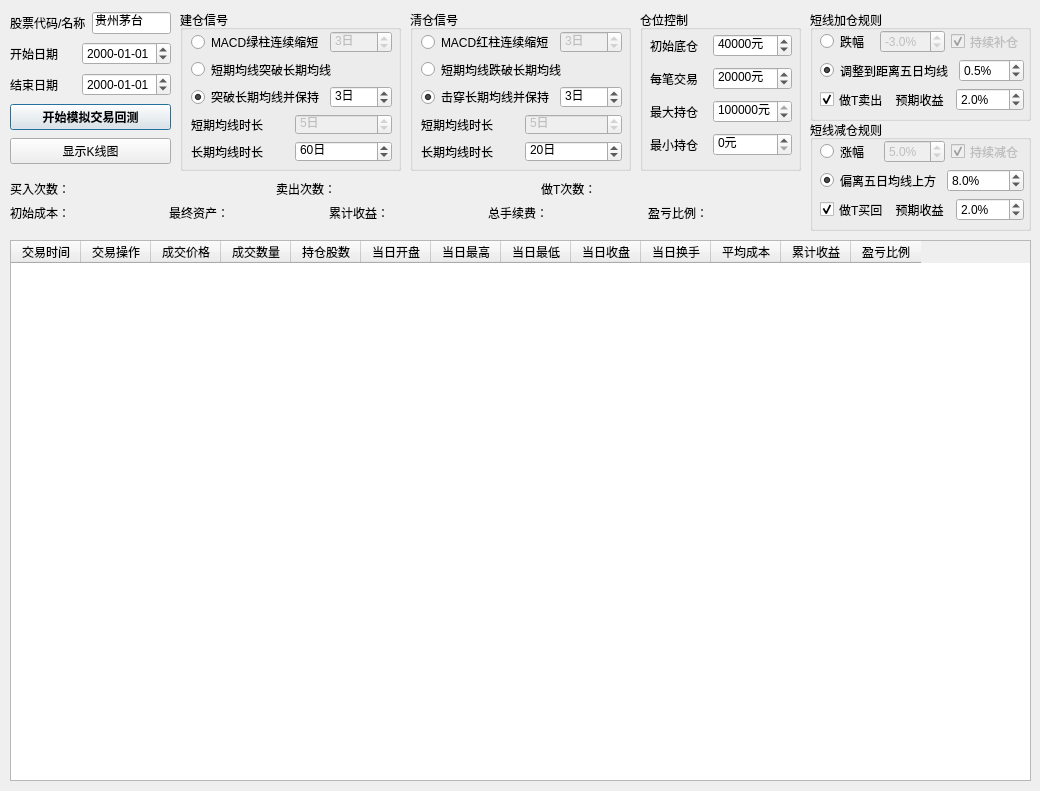
The window that QtDesign/TradeSimulator.ui (victor647/QuantumStockTrade) describes before a commit, drawn with Qt 5.
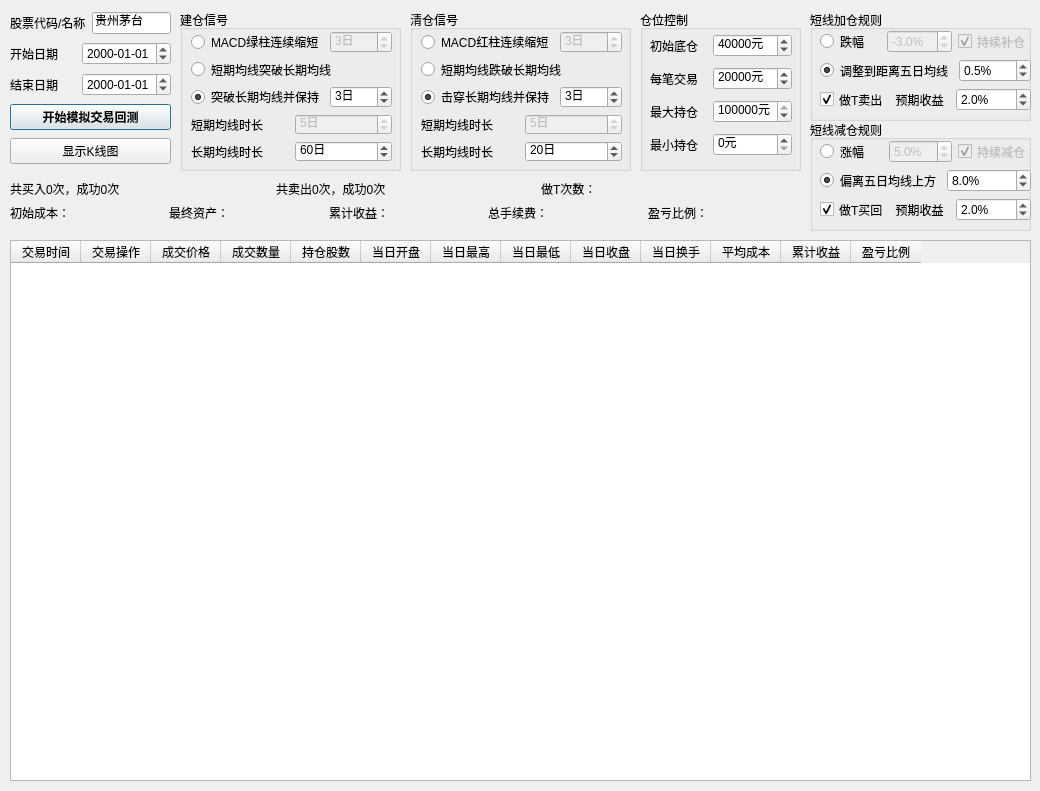
The same window after the commit.

The edit to the form file:
```diff
--- a/QtDesign/TradeSimulator.ui
+++ b/QtDesign/TradeSimulator.ui
@@ -429,7 +429,7 @@
      <rect>
       <x>10</x>
       <y>20</y>
-      <width>204</width>
+      <width>211</width>
       <height>81</height>
      </rect>
     </property>
@@ -811,7 +811,7 @@
      <rect>
       <x>10</x>
       <y>20</y>
-      <width>204</width>
+      <width>211</width>
       <height>81</height>
      </rect>
     </property>
@@ -1240,7 +1240,7 @@
          </font>
         </property>
         <property name="text">
-         <string>买入次数：</string>
+         <string>共买入0次，成功0次</string>
         </property>
        </widget>
       </item>
@@ -1253,7 +1253,7 @@
          </font>
         </property>
         <property name="text">
-         <string>卖出次数：</string>
+         <string>共卖出0次，成功0次</string>
         </property>
        </widget>
       </item>
```
Left out of the diff: 145 changed lines with no effect on the pictures.
